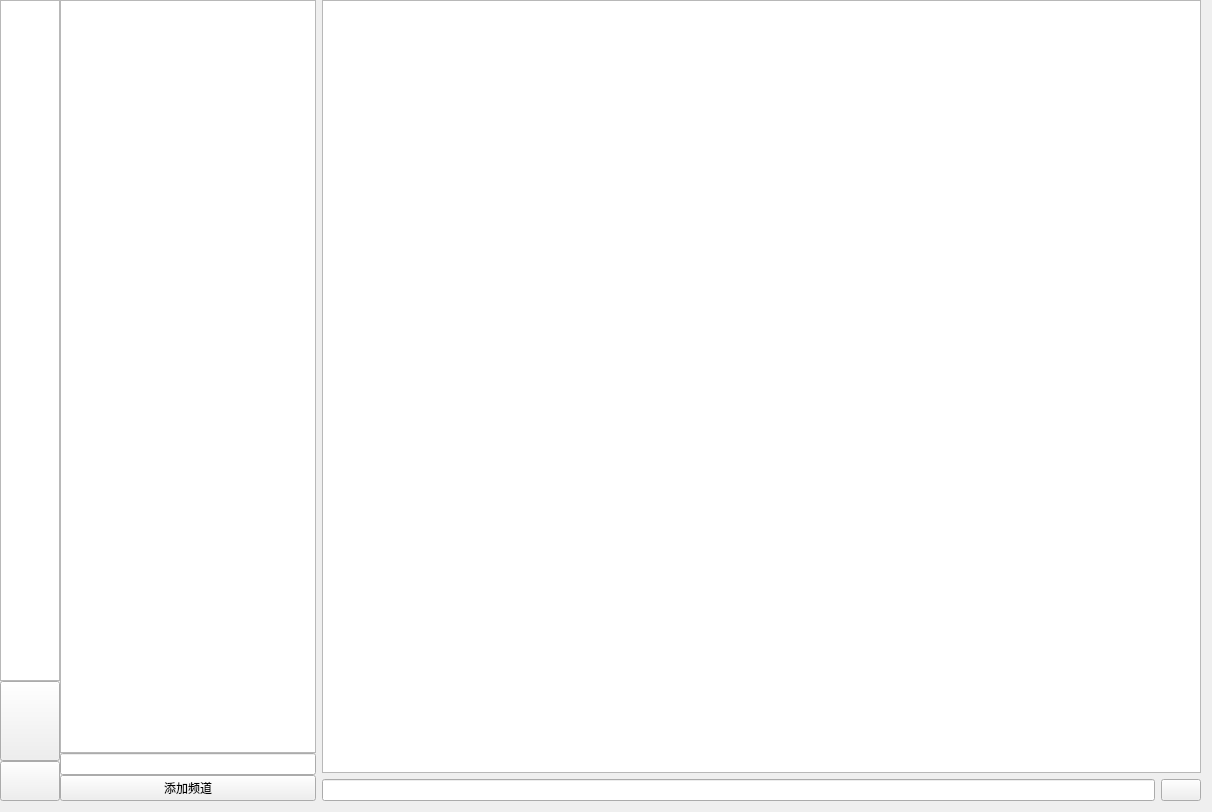
Old version of the form src/ui/mainwidget.ui in the repository colutius/colutius_old.
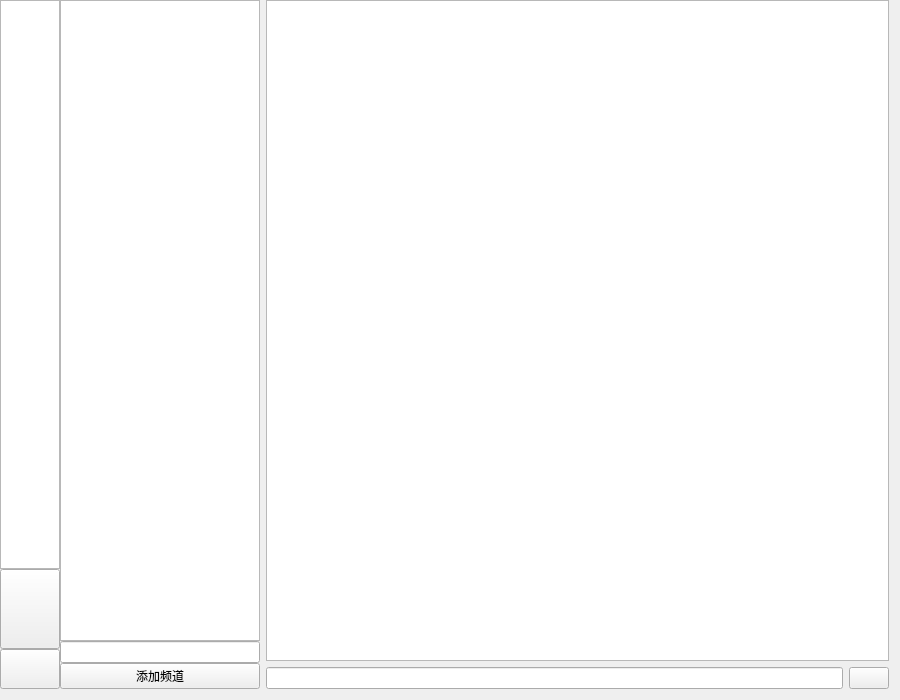
New version of the form.

Commit message: 添加qss样式 减小默认窗口大小 修复消息接收不完整的bug

Diff of the .ui file:
```diff
--- a/src/ui/mainwidget.ui
+++ b/src/ui/mainwidget.ui
@@ -6,8 +6,8 @@
    <rect>
     <x>0</x>
     <y>0</y>
-    <width>1212</width>
-    <height>812</height>
+    <width>900</width>
+    <height>700</height>
    </rect>
   </property>
   <property name="windowTitle">
@@ -120,6 +120,12 @@
            <verstretch>0</verstretch>
           </sizepolicy>
          </property>
+         <property name="maximumSize">
+          <size>
+           <width>200</width>
+           <height>16777215</height>
+          </size>
+         </property>
          <property name="autoScrollMargin">
           <number>15</number>
          </property>
@@ -133,10 +139,22 @@
            <verstretch>0</verstretch>
           </sizepolicy>
          </property>
+         <property name="maximumSize">
+          <size>
+           <width>200</width>
+           <height>16777215</height>
+          </size>
+         </property>
         </widget>
        </item>
        <item>
         <widget class="QPushButton" name="addChannelBtn">
+         <property name="maximumSize">
+          <size>
+           <width>200</width>
+           <height>16777215</height>
+          </size>
+         </property>
          <property name="text">
           <string>添加频道</string>
          </property>
```
The commit also changes 2 other files.
